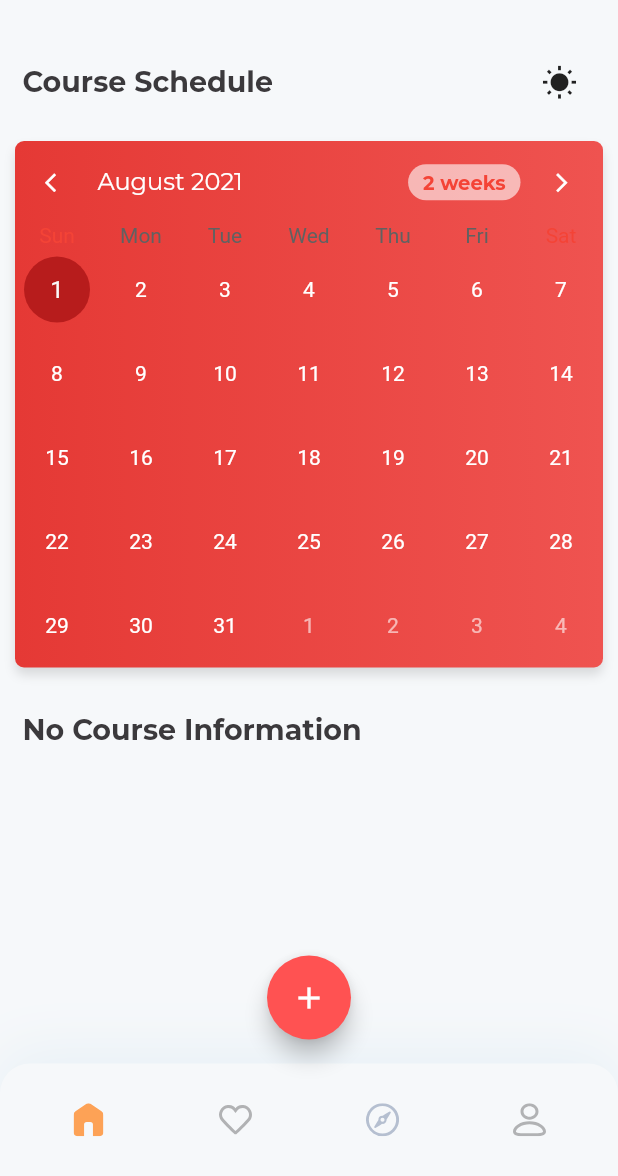
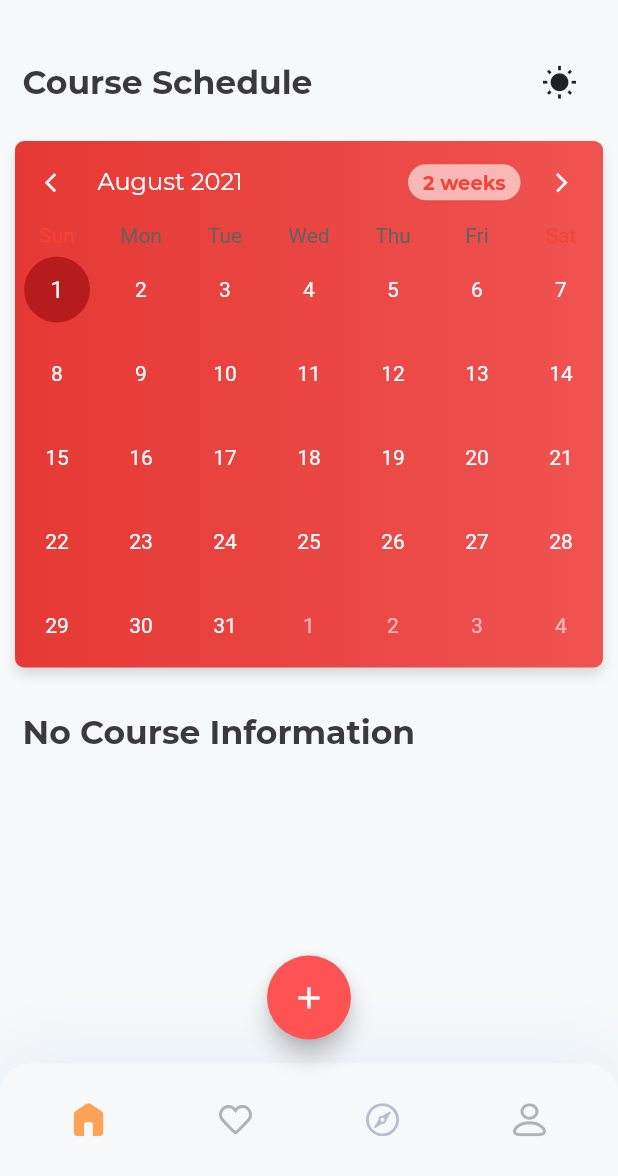
Before and after one commit to AhianyoElisha/calendarApp, a Flutter app: the Calendar screen opened directly, on a phone screen of 412 x 824 dp, the part 60-1236 px from its top. Run offline on Flutter 3.47's test engine with Material 2 defaults, Android fonts, the light colour scheme and no system bars; drawn by our look-alikes of table_calendar; our stand-ins replace flutter_svg, font_awesome_flutter, google_fonts, shared_preferences, sqflite, syncfusion_flutter_calendar; missing offline and left inert: keyboard_visibility, shared_preferences_web, syncfusion_flutter_core; accounts and stored records are empty.

Commit message:
check through

```diff
--- a/calendar_store/lib/theme.dart
+++ b/calendar_store/lib/theme.dart
@@ -18,19 +18,21 @@ ThemeData light = ThemeData(
     // Section Headings
     headline1: GoogleFonts.montserrat(
         color: Color.fromRGBO(59, 57, 60, 1),
-        fontSize: 19,
+        fontSize: 22,
         fontWeight: FontWeight.bold),
 
     headline2: GoogleFonts.montserrat(
         color: Color.fromRGBO(59, 57, 60, 1),
-        fontSize: 16,
+        fontSize: 19,
         fontWeight: FontWeight.w500),
 
 
 
     // List Font
     bodyText1: GoogleFonts.montserrat(
-        color: Color.fromRGBO(105, 105, 108, 1),height: 1.5),
+        color: Color.fromRGBO(105, 105, 108, 1),
+        fontSize: 16,
+        height: 1.5),
     bodyText2: GoogleFonts.montserrat(
       color: Color.fromRGBO(205, 205, 208, 1),
     ),
@@ -54,21 +56,21 @@ ThemeData dark = ThemeData(
       // Section Headings
       headline1: GoogleFonts.montserrat(
           color: Color.fromRGBO(250, 250, 250, 1),
-          fontSize: 19,
+          fontSize: 22,
           fontWeight: FontWeight.bold),
 
       headline2: GoogleFonts.montserrat(
           color: Color.fromRGBO(225, 225, 225, 1),
-          fontSize: 16,
+          fontSize: 19,
           fontWeight: FontWeight.w500),
 
       // List Font
       bodyText1: GoogleFonts.montserrat(
-          color: Color.fromRGBO(200, 200, 200, 1),fontSize: 15),
+          color: Color.fromRGBO(200, 200, 200, 1),fontSize: 16),
       bodyText2:
           GoogleFonts.montserrat(color: Color.fromRGBO(200, 200, 200, 1)),
       headline5: GoogleFonts.montserrat(
-          color: Color.fromRGBO(200, 200, 200, 1), fontSize: 15),
+          color: Color.fromRGBO(200, 200, 200, 1), fontSize: 17),
 
       // List Font
     ),
```
